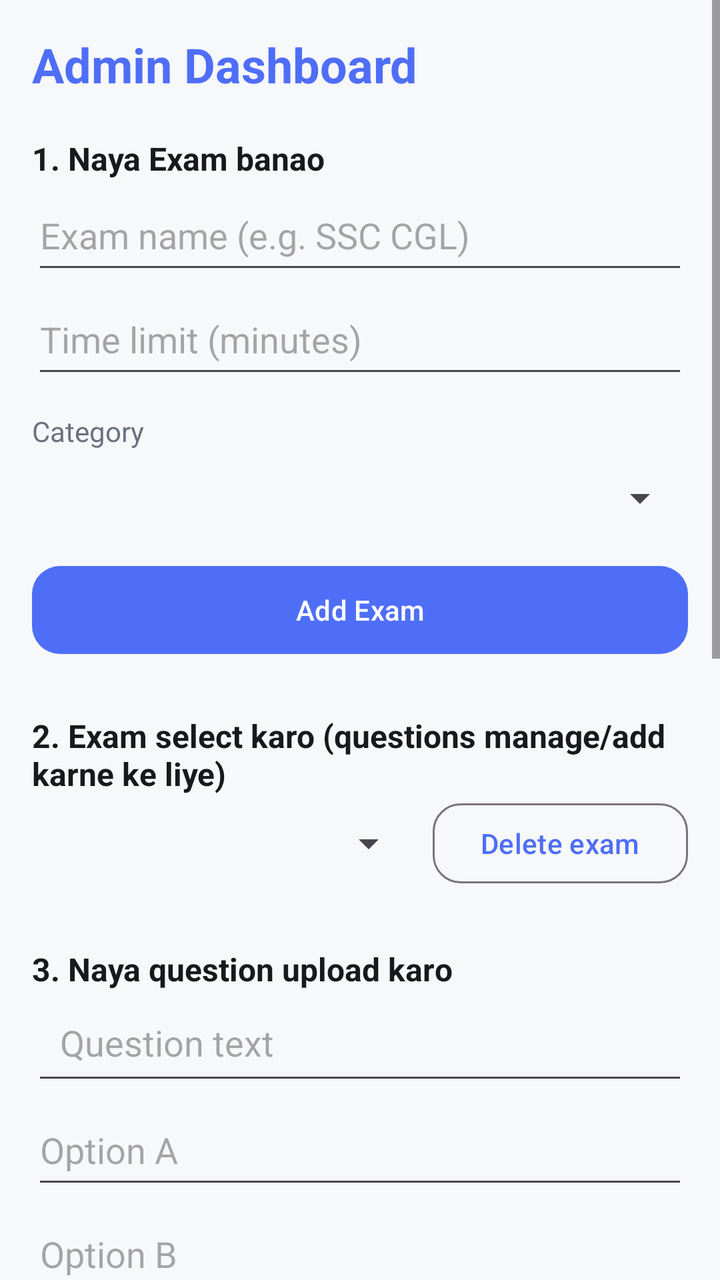
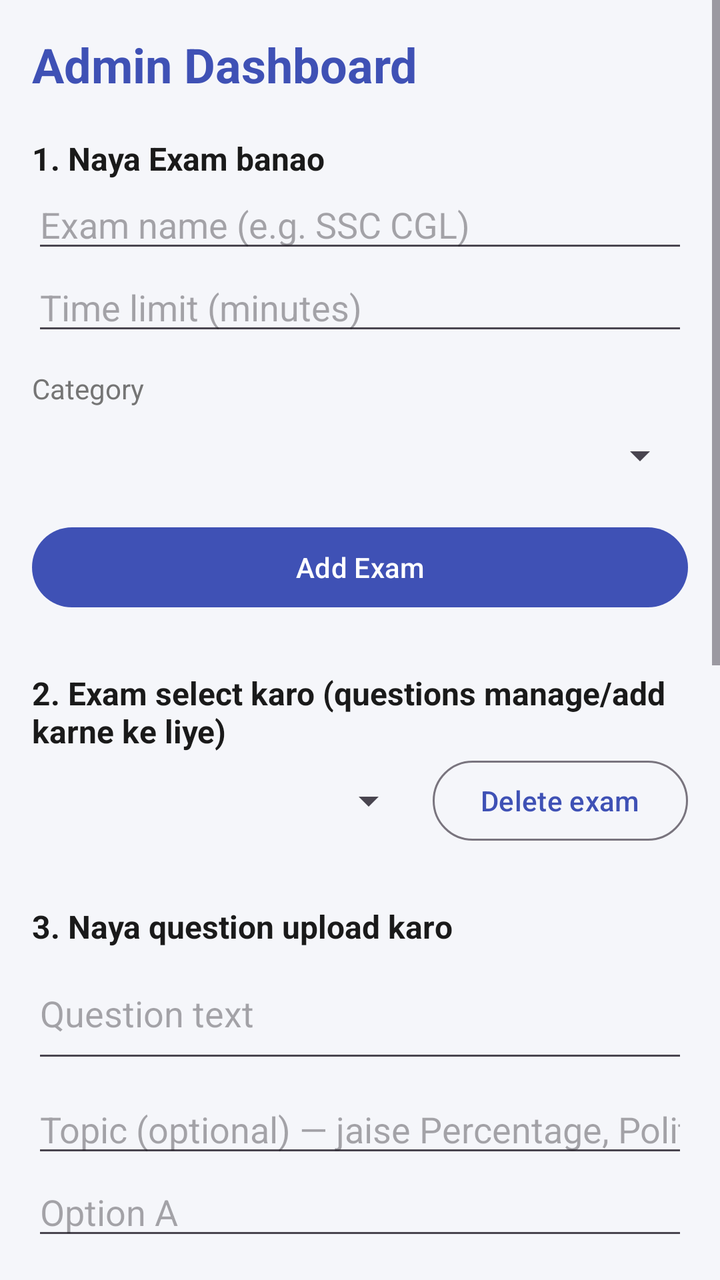

Before-and-after screenshots of an Android layout around one commit, followed by the original layout XML and the change that was made.
<!-- AndroidManifest.xml: application theme Theme.Eve -->
<!-- res/layout/activity_admin.xml -->
<?xml version="1.0" encoding="utf-8"?>
<LinearLayout xmlns:android="http://schemas.android.com/apk/res/android"
    style="@style/Eve.Screen"
    android:layout_width="match_parent"
    android:layout_height="match_parent"
    android:orientation="vertical">

    <ScrollView
        android:layout_width="match_parent"
        android:layout_height="0dp"
        android:layout_weight="1">

        <LinearLayout
            android:layout_width="match_parent"
            android:layout_height="wrap_content"
            android:orientation="vertical"
            android:padding="16dp">

            <TextView
                android:layout_width="wrap_content"
                android:layout_height="wrap_content"
                android:text="Admin Dashboard"
                android:textColor="@color/eve_primary"
                android:textSize="24sp"
                android:textStyle="bold" />

            
            <TextView
                android:layout_width="wrap_content"
                android:layout_height="wrap_content"
                android:layout_marginTop="20dp"
                android:text="1. Naya Exam banao"
                android:textColor="?attr/colorOnSurface"
                android:textSize="16sp"
                android:textStyle="bold" />

            <EditText
                android:id="@+id/etExamName"
                android:layout_width="match_parent"
                android:layout_height="52dp"
                android:hint="Exam name (e.g. SSC CGL)"
                android:inputType="textCapWords" />

            <EditText
                android:id="@+id/etExamMinutes"
                android:layout_width="match_parent"
                android:layout_height="52dp"
                android:hint="Time limit (minutes)"
                android:inputType="number" />

            <TextView
                android:layout_width="wrap_content"
                android:layout_height="wrap_content"
                android:layout_marginTop="12dp"
                android:text="Category"
                android:textColor="@color/eve_grey" />

            <Spinner
                android:id="@+id/spCategory"
                android:layout_width="match_parent"
                android:layout_height="48dp" />

            <EditText
                android:id="@+id/etOtherCategory"
                android:layout_width="match_parent"
                android:layout_height="wrap_content"
                android:layout_marginTop="6dp"
                android:hint="Category name (e.g. Insurance)"
                android:inputType="textCapWords"
                android:visibility="gone" />

            <com.google.android.material.button.MaterialButton
                style="@style/Widget.Eve.Button"
                android:id="@+id/btnAddExam"
                android:layout_width="match_parent"
                android:layout_height="wrap_content"
                android:layout_marginTop="8dp"
                android:text="Add Exam" />

            
            <TextView
                android:layout_width="wrap_content"
                android:layout_height="wrap_content"
                android:layout_marginTop="28dp"
                android:text="2. Exam select karo (questions manage/add karne ke liye)"
                android:textColor="?attr/colorOnSurface"
                android:textSize="16sp"
                android:textStyle="bold" />

            <LinearLayout
                android:layout_width="match_parent"
                android:layout_height="wrap_content"
                android:gravity="center_vertical"
                android:orientation="horizontal">

                <Spinner
                    android:id="@+id/spExam"
                    android:layout_width="0dp"
                    android:layout_height="48dp"
                    android:layout_weight="1" />

                <com.google.android.material.button.MaterialButton
                    android:id="@+id/btnDeleteExam"
                    style="@style/Widget.Eve.OutlinedButton"
                    android:layout_width="wrap_content"
                    android:layout_height="wrap_content"
                    android:layout_marginStart="8dp"
                    android:text="Delete exam" />
            </LinearLayout>

            
            <TextView
                android:id="@+id/tvFormTitle"
                android:layout_width="wrap_content"
                android:layout_height="wrap_content"
                android:layout_marginTop="28dp"
                android:text="3. Naya question upload karo"
                android:textColor="?attr/colorOnSurface"
                android:textSize="16sp"
                android:textStyle="bold" />

            <EditText
                android:id="@+id/etQuestion"
                android:layout_width="match_parent"
                android:layout_height="52dp"
                android:hint="Question text"
                android:inputType="textMultiLine|textCapSentences"
                android:minLines="2"
                android:padding="14dp" />

            <EditText
                android:id="@+id/etOptionA"
                android:layout_width="match_parent"
                android:layout_height="52dp"
                android:hint="Option A"
                android:inputType="text" />

            <EditText
                android:id="@+id/etOptionB"
                android:layout_width="match_parent"
                android:layout_height="52dp"
                android:hint="Option B"
                android:inputType="text" />

            <EditText
                android:id="@+id/etOptionC"
                android:layout_width="match_parent"
                android:layout_height="52dp"
                android:hint="Option C"
                android:inputType="text" />

            <EditText
                android:id="@+id/etOptionD"
                android:layout_width="match_parent"
                android:layout_height="52dp"
                android:hint="Option D"
                android:inputType="text" />

            <TextView
                android:layout_width="wrap_content"
                android:layout_height="wrap_content"
                android:layout_marginTop="12dp"
                android:text="Correct option"
                android:textColor="@color/eve_grey" />

            <Spinner
                android:id="@+id/spCorrect"
                android:layout_width="match_parent"
                android:layout_height="48dp" />

            <EditText
                android:id="@+id/etExplanation"
                android:layout_width="match_parent"
                android:layout_height="wrap_content"
                android:layout_marginTop="12dp"
                android:hint="Explanation (optional) — kyun sahi hai"
                android:inputType="textMultiLine|textCapSentences"
                android:minLines="2"
                android:padding="14dp" />

            <com.google.android.material.button.MaterialButton
                android:id="@+id/btnToggleHindi"
                style="@style/Widget.Eve.TextButton"
                android:layout_width="wrap_content"
                android:layout_height="wrap_content"
                android:layout_marginTop="8dp"
                android:layout_marginStart="-8dp"
                android:text="+ Hindi translation add karo (optional)" />

            <LinearLayout
                android:id="@+id/groupHindi"
                android:layout_width="match_parent"
                android:layout_height="wrap_content"
                android:orientation="vertical"
                android:visibility="gone">

                <TextView
                    android:layout_width="wrap_content"
                    android:layout_height="wrap_content"
                    android:layout_marginTop="8dp"
                    android:text="Hindi translation (optional — khali chhod sakte ho)"
                    android:textColor="@color/eve_grey"
                    android:textSize="13sp" />

                <EditText
                    android:id="@+id/etQuestionHi"
                    android:layout_width="match_parent"
                    android:layout_height="wrap_content"
                    android:layout_marginTop="6dp"
                    android:hint="Question text (Hindi)"
                    android:inputType="textMultiLine"
                    android:minLines="2"
                android:padding="14dp" />

                <EditText
                    android:id="@+id/etOptionAHi"
                    android:layout_width="match_parent"
                    android:layout_height="wrap_content"
                    android:hint="Option A (Hindi)"
                    android:inputType="text" />

                <EditText
                    android:id="@+id/etOptionBHi"
                    android:layout_width="match_parent"
                    android:layout_height="wrap_content"
                    android:hint="Option B (Hindi)"
                    android:inputType="text" />

                <EditText
                    android:id="@+id/etOptionCHi"
                    android:layout_width="match_parent"
                    android:layout_height="wrap_content"
                    android:hint="Option C (Hindi)"
                    android:inputType="text" />

                <EditText
                    android:id="@+id/etOptionDHi"
                    android:layout_width="match_parent"
                    android:layout_height="wrap_content"
                    android:hint="Option D (Hindi)"
                    android:inputType="text" />

                <EditText
                    android:id="@+id/etExplanationHi"
                    android:layout_width="match_parent"
                    android:layout_height="wrap_content"
                    android:hint="Explanation (Hindi)"
                    android:inputType="textMultiLine"
                    android:minLines="2"
                android:padding="14dp" />
            </LinearLayout>

            <LinearLayout
                android:layout_width="match_parent"
                android:layout_height="wrap_content"
                android:layout_marginTop="12dp"
                android:orientation="horizontal">

                <com.google.android.material.button.MaterialButton
                    android:id="@+id/btnUpload"
                    android:layout_width="0dp"
                    android:layout_height="wrap_content"
                    android:layout_weight="1"
                    android:text="Upload to Firestore" />

                <com.google.android.material.button.MaterialButton
                    android:id="@+id/btnCancelEdit"
                    style="@style/Widget.Eve.TextButton"
                    android:layout_width="wrap_content"
                    android:layout_height="wrap_content"
                    android:layout_marginStart="8dp"
                    android:text="Cancel"
                    android:visibility="gone" />
            </LinearLayout>

            <ProgressBar
                android:id="@+id/progress"
                android:layout_width="wrap_content"
                android:layout_height="wrap_content"
                android:layout_gravity="center_horizontal"
                android:layout_marginTop="12dp"
                android:visibility="gone" />

            
            <TextView
                android:layout_width="wrap_content"
                android:layout_height="wrap_content"
                android:layout_marginTop="28dp"
                android:text="4. Is exam ke questions"
                android:textColor="?attr/colorOnSurface"
                android:textSize="16sp"
                android:textStyle="bold" />

            <TextView
                android:id="@+id/tvNoQuestions"
                android:layout_width="match_parent"
                android:layout_height="wrap_content"
                android:padding="12dp"
                android:text="Koi question nahi hai abhi"
                android:textColor="@color/eve_grey"
                android:visibility="gone" />

            <androidx.recyclerview.widget.RecyclerView
                android:id="@+id/rvQuestions"
            android:layoutAnimation="@anim/layout_enter"
                android:layout_width="match_parent"
                android:layout_height="wrap_content"
                android:nestedScrollingEnabled="false" />

            
            <TextView
                android:layout_width="wrap_content"
                android:layout_height="wrap_content"
                android:layout_marginTop="28dp"
                android:text="5. Admins manage karo"
                android:textColor="?attr/colorOnSurface"
                android:textSize="16sp"
                android:textStyle="bold" />

            <TextView
                android:layout_width="match_parent"
                android:layout_height="wrap_content"
                android:layout_marginTop="4dp"
                android:layout_marginBottom="8dp"
                android:text="Naya email add karo taaki wo bhi bina app update kiye Admin ban jaye"
                android:textColor="@color/eve_grey"
                android:textSize="13sp" />

            <LinearLayout
                android:layout_width="match_parent"
                android:layout_height="wrap_content"
                android:orientation="horizontal">

                <EditText
                    android:id="@+id/etAdminEmail"
                    android:layout_width="0dp"
                    android:layout_height="wrap_content"
                    android:layout_weight="1"
                    android:hint="naya-admin@gmail.com"
                    android:inputType="textEmailAddress" />

                <com.google.android.material.button.MaterialButton
                    android:id="@+id/btnAddAdmin"
                    android:layout_width="wrap_content"
                    android:layout_height="wrap_content"
                    android:layout_marginStart="8dp"
                    android:text="Add" />
            </LinearLayout>

            <TextView
                android:id="@+id/tvNoAdmins"
                android:layout_width="match_parent"
                android:layout_height="wrap_content"
                android:layout_marginTop="8dp"
                android:padding="8dp"
                android:text="Abhi koi extra admin add nahi kiya"
                android:textColor="@color/eve_grey"
                android:visibility="gone" />

            <androidx.recyclerview.widget.RecyclerView
                android:id="@+id/rvAdmins"
            android:layoutAnimation="@anim/layout_enter"
                android:layout_width="match_parent"
                android:layout_height="wrap_content"
                android:layout_marginTop="4dp"
                android:nestedScrollingEnabled="false" />

        </LinearLayout>
    </ScrollView>
</LinearLayout>
<!-- resources referenced by this layout -->
<resources>
  <color name="eve_grey">#6B7280</color>
  <color name="eve_primary">#4F6EF7</color>
  <style name="Eve.Screen" parent="">
          <item name="android:background">@color/eve_bg</item>
      </style>
  <style name="Widget.Eve.Button" parent="Widget.Material3.Button">
          <item name="android:minHeight">48dp</item>
          <item name="android:textAllCaps">false</item>
          <item name="cornerRadius">14dp</item>
          <item name="android:insetTop">2dp</item>
          <item name="android:insetBottom">2dp</item>
      </style>
  <style name="Widget.Eve.OutlinedButton" parent="Widget.Material3.Button.OutlinedButton">
          <item name="android:minHeight">48dp</item>
          <item name="android:textAllCaps">false</item>
          <item name="cornerRadius">14dp</item>
          <item name="strokeWidth">1dp</item>
      </style>
  <style name="Widget.Eve.TextButton" parent="Widget.Material3.Button.TextButton">
          <item name="android:minHeight">44dp</item>
          <item name="android:textAllCaps">false</item>
          <item name="cornerRadius">12dp</item>
      </style>
  <style name="Theme.Eve" parent="Theme.Material3.Light.NoActionBar">
          <item name="colorPrimary">@color/eve_primary</item>
          <item name="colorOnPrimary">@android:color/white</item>
          <item name="colorSecondary">@color/eve_accent</item>
          <item name="colorSurface">@color/eve_surface</item>
          <item name="colorOnSurface">@color/eve_text</item>
          <item name="android:windowBackground">@color/eve_bg</item>
          <item name="android:statusBarColor">@color/eve_bg</item>
          <item name="android:navigationBarColor">@color/eve_bg</item>
          <item name="android:windowLightStatusBar">true</item>
          <item name="android:windowLightNavigationBar">true</item>
          <item name="materialCardViewStyle">@style/Widget.Eve.Card</item>
          <item name="materialButtonStyle">@style/Widget.Eve.Button</item>
      </style>
  <color name="eve_bg">#F7F8FA</color>
  <color name="eve_accent">#4F6EF7</color>
  <color name="eve_surface">#FFFFFF</color>
  <color name="eve_text">#17191C</color>
  <style name="Widget.Eve.Card" parent="Widget.Material3.CardView.Elevated">
          <item name="cardCornerRadius">18dp</item>
          <item name="cardElevation">1dp</item>
          <item name="strokeWidth">1dp</item>
          <item name="strokeColor">@color/eve_stroke</item>
          <item name="cardBackgroundColor">@color/eve_surface</item>
      </style>
  <color name="eve_stroke">#E3E6EB</color>
</resources>

<!-- the commit's change to res/layout/activity_admin.xml (unified diff, before → after) -->
@@ -1,6 +1,5 @@
 <?xml version="1.0" encoding="utf-8"?>
 <LinearLayout xmlns:android="http://schemas.android.com/apk/res/android"
-    style="@style/Eve.Screen"
     android:layout_width="match_parent"
     android:layout_height="match_parent"
     android:orientation="vertical">
@@ -37,14 +36,14 @@
             <EditText
                 android:id="@+id/etExamName"
                 android:layout_width="match_parent"
-                android:layout_height="52dp"
+                android:layout_height="wrap_content"
                 android:hint="Exam name (e.g. SSC CGL)"
                 android:inputType="textCapWords" />
 
             <EditText
                 android:id="@+id/etExamMinutes"
                 android:layout_width="match_parent"
-                android:layout_height="52dp"
+                android:layout_height="wrap_content"
                 android:hint="Time limit (minutes)"
                 android:inputType="number" />
 
@@ -70,7 +69,6 @@
                 android:visibility="gone" />
 
             <com.google.android.material.button.MaterialButton
-                style="@style/Widget.Eve.Button"
                 android:id="@+id/btnAddExam"
                 android:layout_width="match_parent"
                 android:layout_height="wrap_content"
@@ -101,7 +99,7 @@
 
                 <com.google.android.material.button.MaterialButton
                     android:id="@+id/btnDeleteExam"
-                    style="@style/Widget.Eve.OutlinedButton"
+                    style="@style/Widget.Material3.Button.OutlinedButton"
                     android:layout_width="wrap_content"
                     android:layout_height="wrap_content"
                     android:layout_marginStart="8dp"
@@ -122,37 +120,44 @@
             <EditText
                 android:id="@+id/etQuestion"
                 android:layout_width="match_parent"
-                android:layout_height="52dp"
+                android:layout_height="wrap_content"
                 android:hint="Question text"
                 android:inputType="textMultiLine|textCapSentences"
-                android:minLines="2"
-                android:padding="14dp" />
+                android:minLines="2" />
+
+            <EditText
+                android:id="@+id/etTopic"
+                android:layout_width="match_parent"
+                android:layout_height="wrap_content"
+                android:layout_marginTop="6dp"
+                android:hint="Topic (optional) — jaise Percentage, Polity, History"
+                android:inputType="text" />
 
             <EditText
                 android:id="@+id/etOptionA"
                 android:layout_width="match_parent"
-                android:layout_height="52dp"
+                android:layout_height="wrap_content"
                 android:hint="Option A"
                 android:inputType="text" />
 
             <EditText
                 android:id="@+id/etOptionB"
                 android:layout_width="match_parent"
-                android:layout_height="52dp"
+                android:layout_height="wrap_content"
                 android:hint="Option B"
                 android:inputType="text" />
 
             <EditText
                 android:id="@+id/etOptionC"
                 android:layout_width="match_parent"
-                android:layout_height="52dp"
+                android:layout_height="wrap_content"
                 android:hint="Option C"
                 android:inputType="text" />
 
             <EditText
                 android:id="@+id/etOptionD"
                 android:layout_width="match_parent"
-                android:layout_height="52dp"
+                android:layout_height="wrap_content"
                 android:hint="Option D"
                 android:inputType="text" />
 
@@ -175,12 +180,11 @@
                 android:layout_marginTop="12dp"
                 android:hint="Explanation (optional) — kyun sahi hai"
                 android:inputType="textMultiLine|textCapSentences"
-                android:minLines="2"
-                android:padding="14dp" />
+                android:minLines="2" />
 
             <com.google.android.material.button.MaterialButton
                 android:id="@+id/btnToggleHindi"
-                style="@style/Widget.Eve.TextButton"
+                style="@style/Widget.Material3.Button.TextButton"
                 android:layout_width="wrap_content"
                 android:layout_height="wrap_content"
                 android:layout_marginTop="8dp"
@@ -209,8 +213,7 @@
                     android:layout_marginTop="6dp"
                     android:hint="Question text (Hindi)"
                     android:inputType="textMultiLine"
-                    android:minLines="2"
-                android:padding="14dp" />
+                    android:minLines="2" />
 
                 <EditText
                     android:id="@+id/etOptionAHi"
@@ -246,8 +249,7 @@
                     android:layout_height="wrap_content"
                     android:hint="Explanation (Hindi)"
                     android:inputType="textMultiLine"
-                    android:minLines="2"
-                android:padding="14dp" />
+                    android:minLines="2" />
             </LinearLayout>
 
             <LinearLayout
@@ -265,7 +267,7 @@
 
                 <com.google.android.material.button.MaterialButton
                     android:id="@+id/btnCancelEdit"
-                    style="@style/Widget.Eve.TextButton"
+                    style="@style/Widget.Material3.Button.TextButton"
                     android:layout_width="wrap_content"
                     android:layout_height="wrap_content"
                     android:layout_marginStart="8dp"
@@ -302,7 +304,6 @@
 
             <androidx.recyclerview.widget.RecyclerView
                 android:id="@+id/rvQuestions"
-            android:layoutAnimation="@anim/layout_enter"
                 android:layout_width="match_parent"
                 android:layout_height="wrap_content"
                 android:nestedScrollingEnabled="false" />
@@ -359,7 +360,6 @@
 
             <androidx.recyclerview.widget.RecyclerView
                 android:id="@+id/rvAdmins"
-            android:layoutAnimation="@anim/layout_enter"
                 android:layout_width="match_parent"
                 android:layout_height="wrap_content"
                 android:layout_marginTop="4dp"
<!-- resource entries referenced after the edit -->
@@ -1,53 +1,18 @@
 <!-- resources referenced by this layout -->
 <resources>
-  <color name="eve_grey">#6B7280</color>
-  <color name="eve_primary">#4F6EF7</color>
-  <style name="Eve.Screen" parent="">
-          <item name="android:background">@color/eve_bg</item>
-      </style>
-  <style name="Widget.Eve.Button" parent="Widget.Material3.Button">
-          <item name="android:minHeight">48dp</item>
-          <item name="android:textAllCaps">false</item>
-          <item name="cornerRadius">14dp</item>
-          <item name="android:insetTop">2dp</item>
-          <item name="android:insetBottom">2dp</item>
-      </style>
-  <style name="Widget.Eve.OutlinedButton" parent="Widget.Material3.Button.OutlinedButton">
-          <item name="android:minHeight">48dp</item>
-          <item name="android:textAllCaps">false</item>
-          <item name="cornerRadius">14dp</item>
-          <item name="strokeWidth">1dp</item>
-      </style>
-  <style name="Widget.Eve.TextButton" parent="Widget.Material3.Button.TextButton">
-          <item name="android:minHeight">44dp</item>
-          <item name="android:textAllCaps">false</item>
-          <item name="cornerRadius">12dp</item>
-      </style>
+  <color name="eve_grey">#757575</color>
+  <color name="eve_primary">#3F51B5</color>
   <style name="Theme.Eve" parent="Theme.Material3.Light.NoActionBar">
           <item name="colorPrimary">@color/eve_primary</item>
           <item name="colorOnPrimary">@android:color/white</item>
           <item name="colorSecondary">@color/eve_accent</item>
-          <item name="colorSurface">@color/eve_surface</item>
-          <item name="colorOnSurface">@color/eve_text</item>
+          <item name="colorSurface">@android:color/white</item>
+          <item name="colorOnSurface">#1A1A1A</item>
           <item name="android:windowBackground">@color/eve_bg</item>
-          <item name="android:statusBarColor">@color/eve_bg</item>
-          <item name="android:navigationBarColor">@color/eve_bg</item>
-          <item name="android:windowLightStatusBar">true</item>
-          <item name="android:windowLightNavigationBar">true</item>
-          <item name="materialCardViewStyle">@style/Widget.Eve.Card</item>
-          <item name="materialButtonStyle">@style/Widget.Eve.Button</item>
+          <item name="android:statusBarColor">@color/eve_primary_dark</item>
       </style>
-  <color name="eve_bg">#F7F8FA</color>
-  <color name="eve_accent">#4F6EF7</color>
-  <color name="eve_surface">#FFFFFF</color>
-  <color name="eve_text">#17191C</color>
-  <style name="Widget.Eve.Card" parent="Widget.Material3.CardView.Elevated">
-          <item name="cardCornerRadius">18dp</item>
-          <item name="cardElevation">1dp</item>
-          <item name="strokeWidth">1dp</item>
-          <item name="strokeColor">@color/eve_stroke</item>
-          <item name="cardBackgroundColor">@color/eve_surface</item>
-      </style>
-  <color name="eve_stroke">#E3E6EB</color>
+  <color name="eve_bg">#F5F6FA</color>
+  <color name="eve_primary_dark">#303F9F</color>
+  <color name="eve_accent">#FF6D00</color>
 </resources>
 
